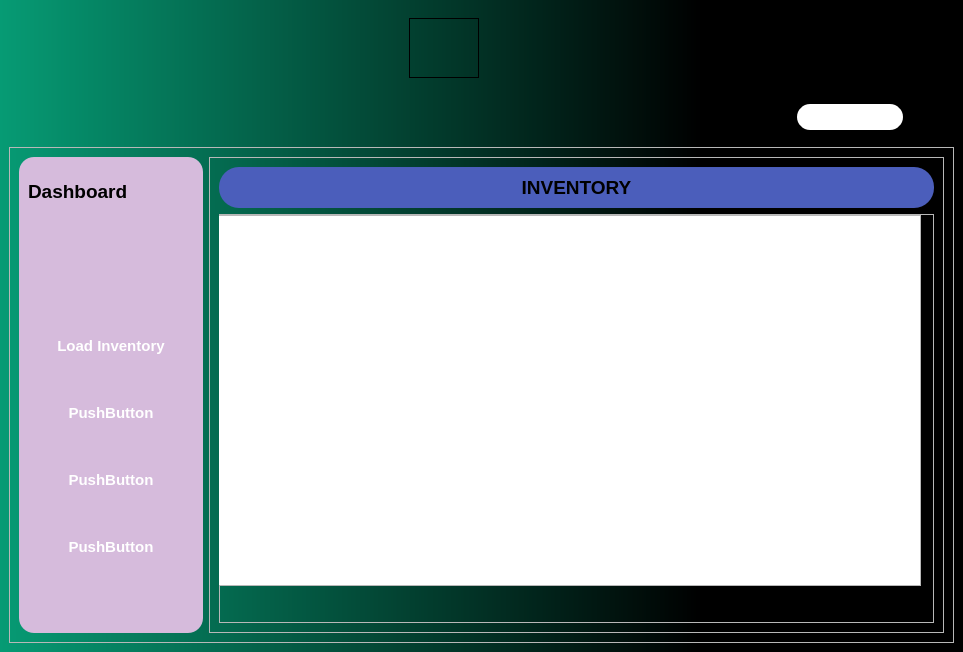
Old version of the form inventory.ui in the repository shashwatkhadka/BillX.
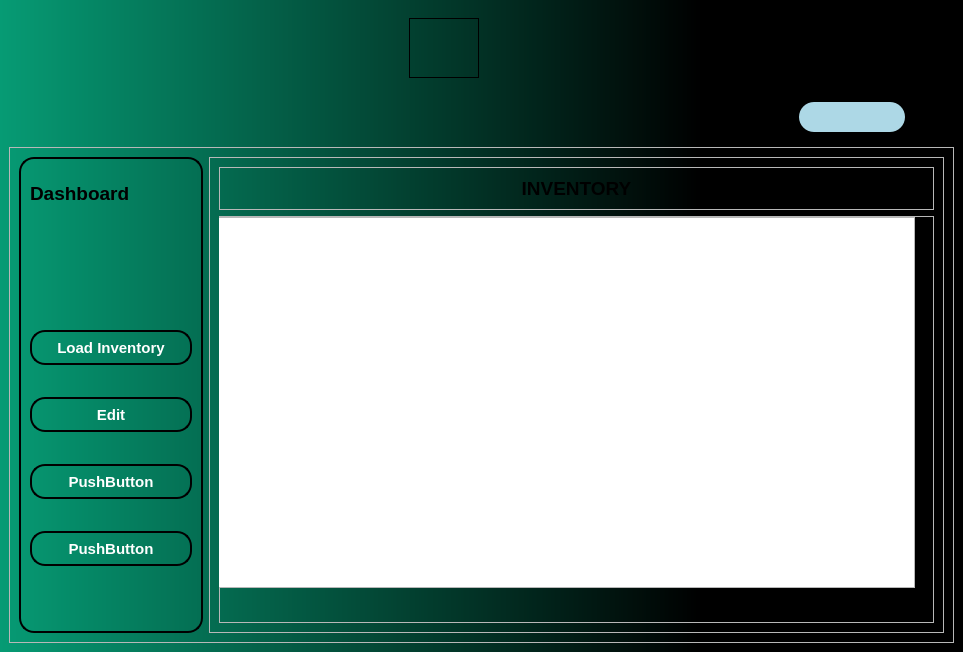
New version of the form. Icons and pictures are not drawn.

Diff of the .ui file:
```diff
--- a/inventory.ui
+++ b/inventory.ui
@@ -193,9 +193,10 @@
           </size>
          </property>
          <property name="styleSheet">
-          <string notr="true">border:2px solid;
-color:black;
-border-radius:15px;</string>
+          <string notr="true">border:1px white;
+color:white;
+border-radius:15px;
+background-color:lightblue;</string>
          </property>
          <property name="text">
           <string/>
@@ -261,11 +262,11 @@
           </sizepolicy>
          </property>
          <property name="styleSheet">
-          <string notr="true">border-radius:15px;
+          <string notr="true">border:2px solid;
+border-radius:15px;
 color:white;
     
      
-background-color:#D6BBDC;
 
 
 </string>
@@ -299,7 +300,8 @@
              </font>
             </property>
             <property name="styleSheet">
-             <string notr="true">color:black;
+             <string notr="true">border:0px;
+color:black;
 </string>
             </property>
             <property name="text">
@@ -378,7 +380,7 @@
 }</string>
             </property>
             <property name="text">
-             <string>PushButton</string>
+             <string>Edit</string>
             </property>
            </widget>
           </item>
@@ -510,8 +512,7 @@
              </sizepolicy>
             </property>
             <property name="styleSheet">
-             <string notr="true">background-color:#4b5ebb;
-border-radius:20px;</string>
+             <string notr="true"/>
             </property>
             <property name="frameShape">
              <enum>QFrame::StyledPanel</enum>
@@ -561,7 +562,7 @@
               <rect>
                <x>-5</x>
                <y>1</y>
-               <width>707</width>
+               <width>701</width>
                <height>371</height>
               </rect>
              </property>
```
